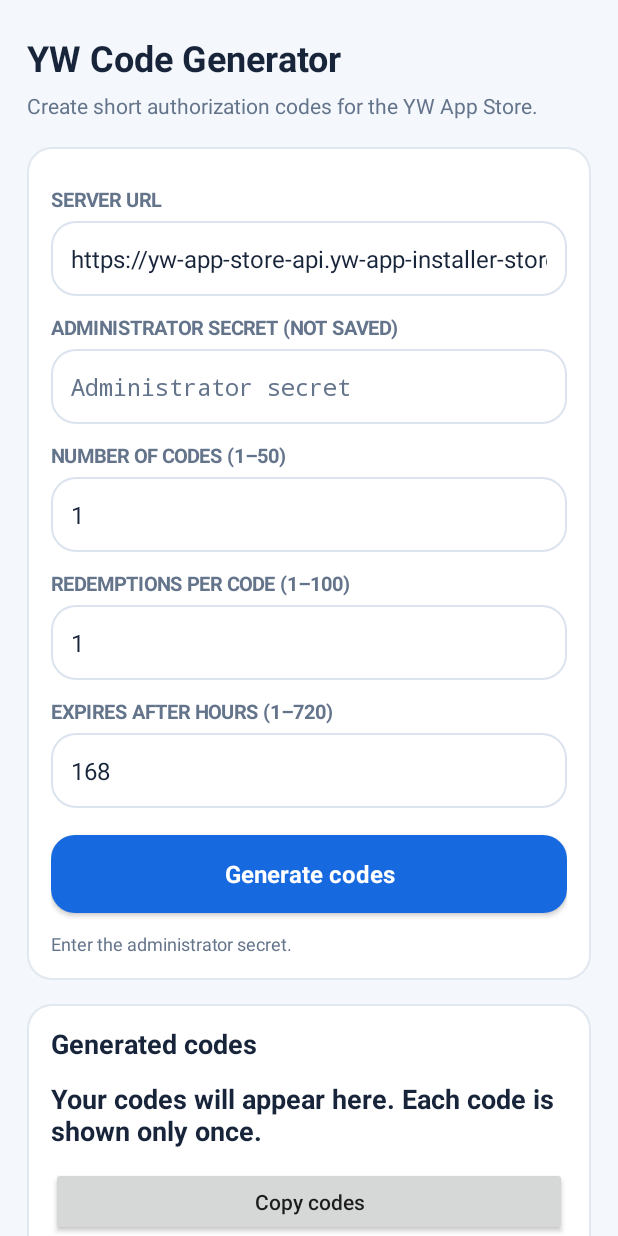
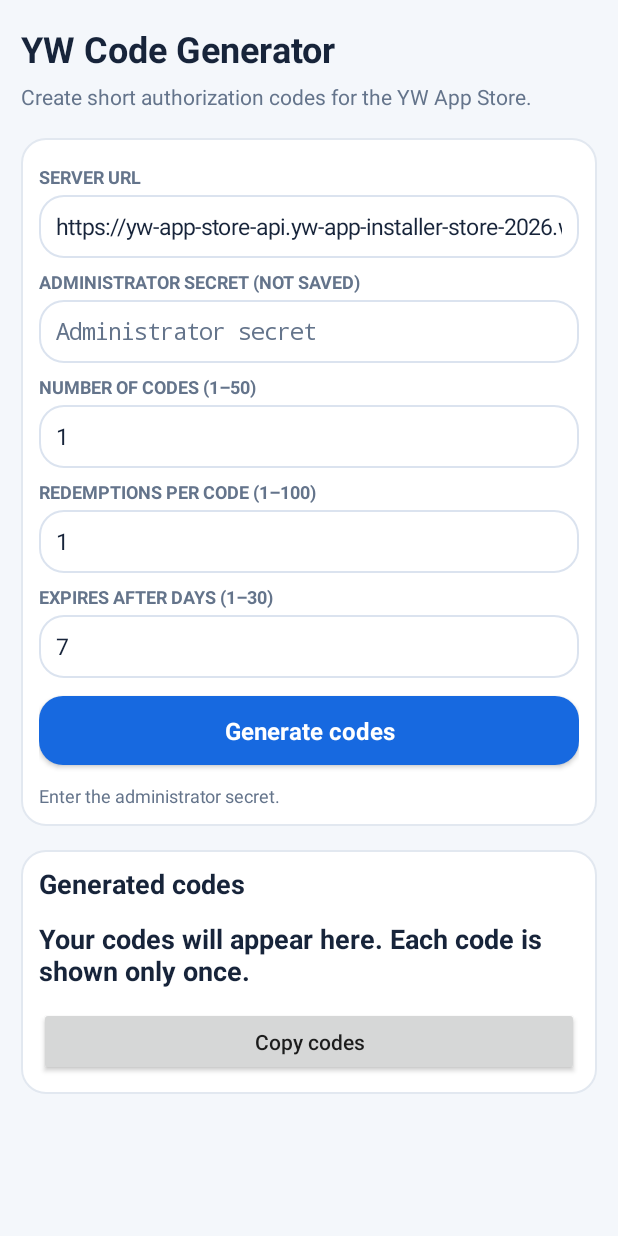
Before and after one commit to alexsnarp/yw-code-generator, an Android app: the screen it shows after launch (MainActivity), after a tap on "Generate codes", on a phone screen of 412 x 824 dp. Run offline under Robolectric (Android 15) with nearby library versions, the phone set to English and light mode, and no system bars.

Commit message:
Fix code generation validation and compact expiry-days UI

```diff
--- a/android/app/src/main/java/com/lge/ywcodegenerator/MainActivity.java
+++ b/android/app/src/main/java/com/lge/ywcodegenerator/MainActivity.java
@@ -46,45 +46,45 @@ public final class MainActivity extends Activity {
     }
     private EditText field(String hint, String value, int inputType) {
         EditText e = new EditText(this); e.setSingleLine(true); e.setText(value); e.setHint(hint);
-        e.setTextSize(16); e.setTextColor(INK); e.setHintTextColor(MUTED); e.setInputType(inputType);
-        e.setPadding(dp(13), dp(8), dp(13), dp(8)); e.setBackground(rounded(Color.WHITE, 0xffdbe3ef));
+        e.setTextSize(15); e.setTextColor(INK); e.setHintTextColor(MUTED); e.setInputType(inputType);
+        e.setPadding(dp(11), dp(6), dp(11), dp(6)); e.setBackground(rounded(Color.WHITE, 0xffdbe3ef));
         return e;
     }
     private void addField(LinearLayout card, String title, EditText input) {
-        TextView caption = label(title, 13, MUTED, true);
-        LinearLayout.LayoutParams cp = new LinearLayout.LayoutParams(-1, -2); cp.topMargin = dp(12); card.addView(caption, cp);
-        LinearLayout.LayoutParams ep = new LinearLayout.LayoutParams(-1, dp(50)); ep.topMargin = dp(5); card.addView(input, ep);
+        TextView caption = label(title, 12, MUTED, true);
+        LinearLayout.LayoutParams cp = new LinearLayout.LayoutParams(-1, -2); cp.topMargin = dp(7); card.addView(caption, cp);
+        LinearLayout.LayoutParams ep = new LinearLayout.LayoutParams(-1, dp(42)); ep.topMargin = dp(4); card.addView(input, ep);
     }
 
     private void buildUi() {
         ScrollView scroll = new ScrollView(this); scroll.setFillViewport(true); scroll.setBackgroundColor(BG);
         LinearLayout page = new LinearLayout(this); page.setOrientation(LinearLayout.VERTICAL);
-        page.setPadding(dp(18), dp(22), dp(18), dp(24)); scroll.addView(page); setContentView(scroll);
+        page.setPadding(dp(14), dp(16), dp(14), dp(16)); scroll.addView(page); setContentView(scroll);
         page.addView(label("YW Code Generator", 24, INK, true));
         TextView intro = label("Create short authorization codes for the YW App Store.", 14, MUTED, false);
         LinearLayout.LayoutParams introLp = new LinearLayout.LayoutParams(-1, -2); introLp.topMargin = dp(6); page.addView(intro, introLp);
 
-        LinearLayout card = new LinearLayout(this); card.setOrientation(LinearLayout.VERTICAL); card.setPadding(dp(16), dp(14), dp(16), dp(16));
+        LinearLayout card = new LinearLayout(this); card.setOrientation(LinearLayout.VERTICAL); card.setPadding(dp(12), dp(10), dp(12), dp(12));
         card.setBackground(rounded(Color.WHITE, 0xffe2e8f0));
         LinearLayout.LayoutParams cardLp = new LinearLayout.LayoutParams(-1, -2); cardLp.topMargin = dp(18); page.addView(card, cardLp);
         endpoint = field("https://your-worker.workers.dev", DEFAULT_API, android.text.InputType.TYPE_CLASS_TEXT | android.text.InputType.TYPE_TEXT_VARIATION_URI);
         secret = field("Administrator secret", "", android.text.InputType.TYPE_CLASS_TEXT | android.text.InputType.TYPE_TEXT_VARIATION_PASSWORD);
         count = field("1", "1", android.text.InputType.TYPE_CLASS_NUMBER);
         maxUses = field("1–100", "1", android.text.InputType.TYPE_CLASS_NUMBER);
-        expiry = field("168", "168", android.text.InputType.TYPE_CLASS_NUMBER);
+        expiry = field("7", "7", android.text.InputType.TYPE_CLASS_NUMBER);
         addField(card, "SERVER URL", endpoint);
         addField(card, "ADMINISTRATOR SECRET (NOT SAVED)", secret);
         addField(card, "NUMBER OF CODES (1–50)", count);
         addField(card, "REDEMPTIONS PER CODE (1–100)", maxUses);
-        addField(card, "EXPIRES AFTER HOURS (1–720)", expiry);
+        addField(card, "EXPIRES AFTER DAYS (1–30)", expiry);
 
         generate = new Button(this); generate.setText("Generate codes"); generate.setAllCaps(false); generate.setTextSize(16);
         generate.setTypeface(Typeface.DEFAULT, Typeface.BOLD); generate.setTextColor(Color.WHITE); generate.setBackground(rounded(BLUE, 0));
-        LinearLayout.LayoutParams gp = new LinearLayout.LayoutParams(-1, dp(52)); gp.topMargin = dp(18); card.addView(generate, gp);
+        LinearLayout.LayoutParams gp = new LinearLayout.LayoutParams(-1, dp(46)); gp.topMargin = dp(12); card.addView(generate, gp);
         status = label("The administrator secret is used only for this request and is never stored.", 12, MUTED, false);
         LinearLayout.LayoutParams statusLp = new LinearLayout.LayoutParams(-1, -2); statusLp.topMargin = dp(12); card.addView(status, statusLp);
 
-        LinearLayout outputCard = new LinearLayout(this); outputCard.setOrientation(LinearLayout.VERTICAL); outputCard.setPadding(dp(16), dp(14), dp(16), dp(16));
+        LinearLayout outputCard = new LinearLayout(this); outputCard.setOrientation(LinearLayout.VERTICAL); outputCard.setPadding(dp(12), dp(10), dp(12), dp(12));
         outputCard.setBackground(rounded(Color.WHITE, 0xffe2e8f0));
         LinearLayout.LayoutParams outputLp = new LinearLayout.LayoutParams(-1, -2); outputLp.topMargin = dp(16); page.addView(outputCard, outputLp);
         outputCard.addView(label("Generated codes", 18, INK, true));
@@ -108,14 +108,14 @@ public final class MainActivity extends Activity {
     private void generateCodes() {
         final String base = endpoint.getText().toString().trim().replaceAll("/+$", "");
         final String adminSecret = secret.getText().toString();
-        final int howMany, uses, hours;
+        final int howMany, uses, days;
         try {
             URL parsed = new URL(base);
             if (!"https".equalsIgnoreCase(parsed.getProtocol()) || parsed.getHost().isEmpty()) throw new IllegalArgumentException("Use an HTTPS server URL.");
-            if (adminSecret.trim().length() < 32) throw new IllegalArgumentException("Enter the administrator secret.");
+            if (adminSecret.trim().isEmpty()) throw new IllegalArgumentException("Enter the administrator secret.");
             howMany = number(count, 1, 50, "Code count");
             uses = number(maxUses, 1, 100, "Redemptions per code");
-            hours = number(expiry, 1, 720, "Expiry");
+            days = number(expiry, 1, 30, "Expiry days");
         } catch (Exception e) { status.setText(e.getMessage()); return; }
 
         ((InputMethodManager)getSystemService(INPUT_METHOD_SERVICE)).hideSoftInputFromWindow(generate.getWindowToken(), 0);
@@ -123,7 +123,7 @@ public final class MainActivity extends Activity {
         new Thread(() -> {
             HttpsURLConnection connection = null;
             try {
-                JSONObject body = new JSONObject(); body.put("count", howMany); body.put("maxUses", uses); body.put("ttlHours", hours);
+                JSONObject body = new JSONObject(); body.put("count", howMany); body.put("maxUses", uses); body.put("ttlDays", days);
                 connection = (HttpsURLConnection)new URL(base + "/admin/codes").openConnection();
                 LegacyTlsCompat.configure(this, connection);
                 connection.setRequestMethod("POST"); connection.setDoOutput(true); connection.setConnectTimeout(15000); connection.setReadTimeout(20000);
@@ -141,7 +141,7 @@ public final class MainActivity extends Activity {
                 StringBuilder display = new StringBuilder();
                 for (int i = 0; i < codes.length(); i++) display.append(codes.optString(i)).append('\n');
                 String output = display.toString().trim();
-                runOnUiThread(() -> { generatedCodes = output; result.setText(output); status.setText("Created " + howMany + " code(s), " + uses + " redemption(s) each. Expires in " + hours + " hours."); generate.setEnabled(true); generate.setText("Generate codes"); secret.setText(""); });
+                runOnUiThread(() -> { generatedCodes = output; result.setText(output); status.setText("Created " + howMany + " code(s), " + uses + " redemption(s) each. Expires in " + days + (days == 1 ? " day." : " days.")); generate.setEnabled(true); generate.setText("Generate codes"); secret.setText(""); });
             } catch (Exception e) {
                 String message = e.getMessage() == null ? "Could not contact the code server." : e.getMessage();
                 runOnUiThread(() -> { status.setText(message); generate.setEnabled(true); generate.setText("Generate codes"); secret.setText(""); });
```
